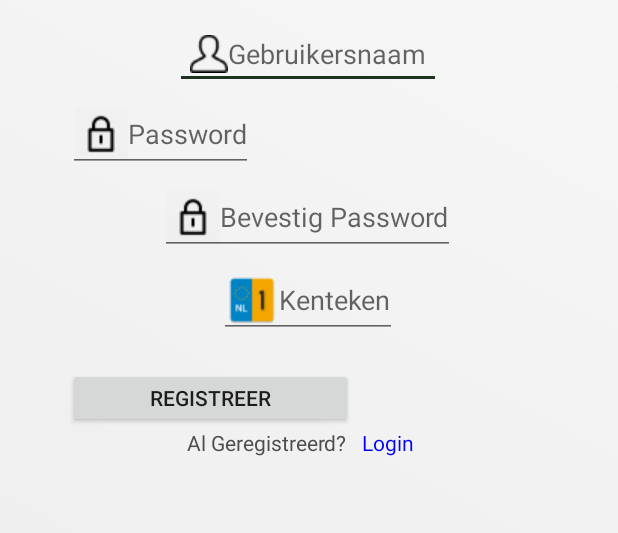
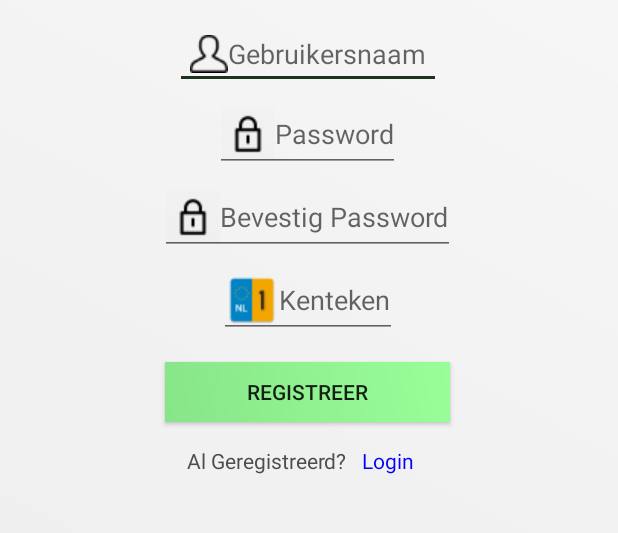
Before and after one commit to Lyr-7D1h/asodo, an Android app: the RegActivity screen opened directly, with no data from a screen before it, on a phone screen of 412 x 824 dp, the part 309-842 px from its top. Run offline under Robolectric (Android 15) with nearby library versions, the phone set to English and light mode, and no system bars.

Commit message:
********************************

```diff
--- a/app/src/main/res/layout/activity_reg.xml
+++ b/app/src/main/res/layout/activity_reg.xml
@@ -47,6 +47,7 @@
         android:layout_width="wrap_content"
         android:layout_height="50dp"
         android:layout_marginTop="5dp"
+        android:layout_gravity="center"
         android:hint="@string/password"
         android:drawableStart="@drawable/password"
         android:inputType="textPassword"
@@ -78,12 +79,14 @@
         android:importantForAutofill="no"
         tools:targetApi="o"/>
 
-    <Button
-        android:id="@+id/button_login"
-        android:layout_width="190dp"
-        android:layout_height="40dp"
-        android:layout_marginTop="20dp"
-        android:text="@string/registreer"/>
+        <Button
+            android:id="@+id/button_login"
+            android:layout_width="190dp"
+            android:layout_height="40dp"
+            android:layout_gravity="center"
+            android:layout_margin="16dp"
+            android:background="@drawable/smallbuttons"
+            android:text="@string/registreer" />
 
         <android.support.constraint.ConstraintLayout
             android:layout_width="match_parent"
```
Also changed, not shown: app/src/main/res/layout/ahniffo.xml (+8 -8 lines), app/src/main/res/drawable/huts.jpg (added).
